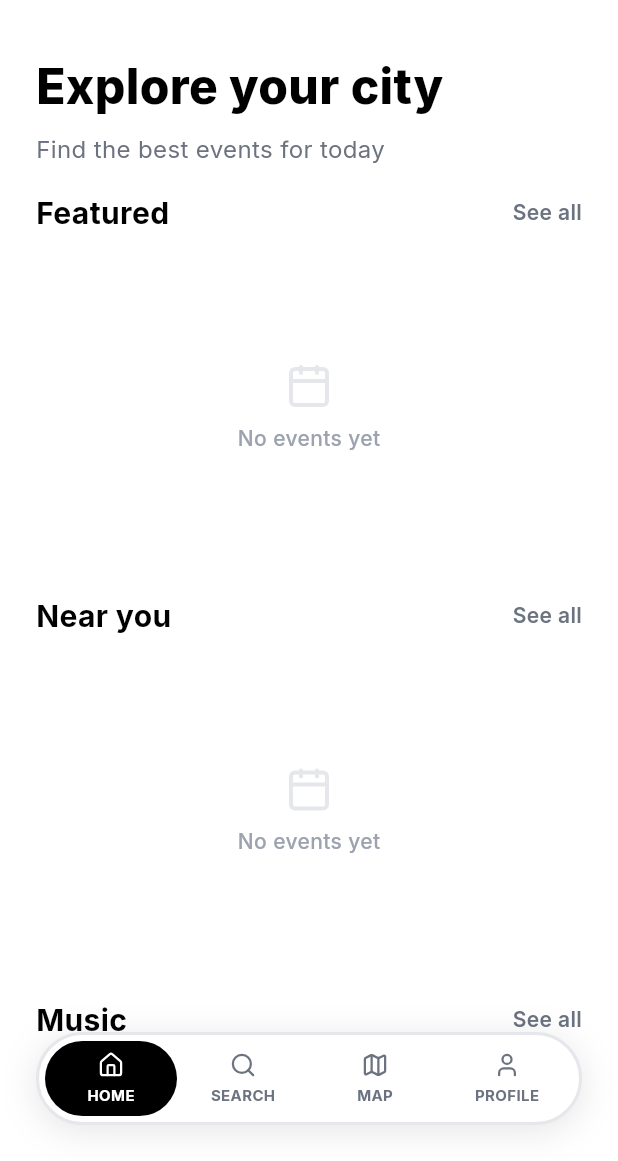
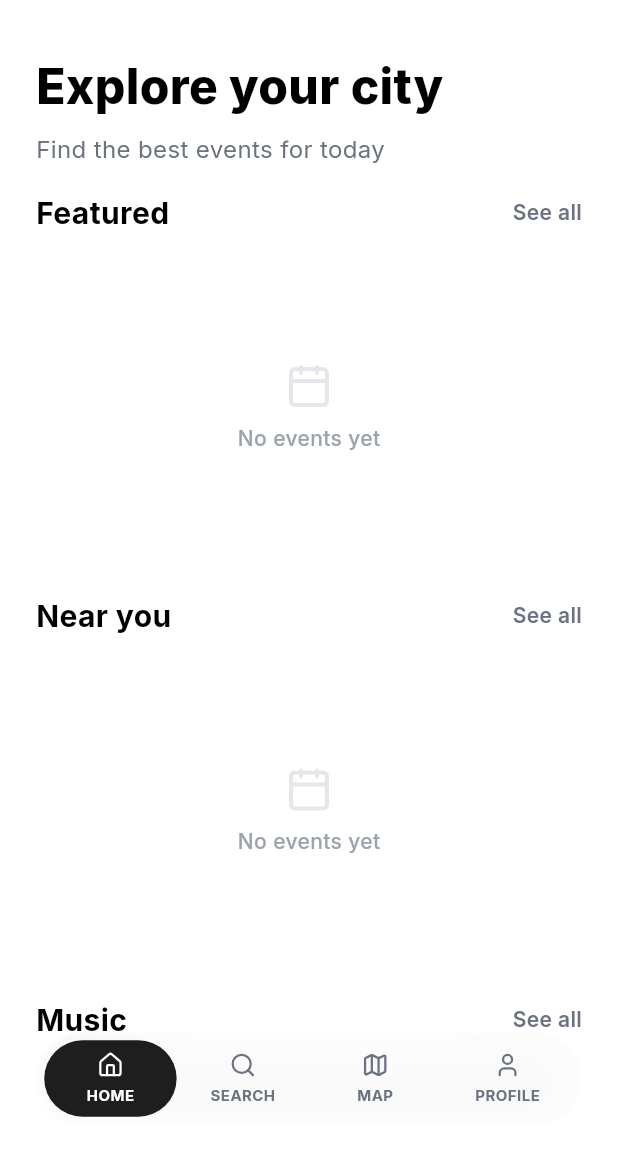
Before and after one commit to RogelioZu/fo, a Flutter app: the MainShell screen opened by its route, on a phone screen of 412 x 824 dp, the part 75-1236 px from its top. Run offline on Flutter 3.47's test engine with Material 3 defaults, Android fonts, the phone set to English and light mode, and no system bars; our stand-ins replace cached_network_image, equatable, flutter_dotenv, flutter_riverpod, geocoding, geolocator and 8 more; accounts and stored records are empty.

Commit message:
glass effect added

```diff
--- a/lib/features/home/presentation/widgets/nav_pill.dart
+++ b/lib/features/home/presentation/widgets/nav_pill.dart
@@ -1,11 +1,13 @@
+import 'dart:ui';
+
 import 'package:flutter/material.dart';
 import 'package:flutter/services.dart';
 import 'package:lucide_icons/lucide_icons.dart';
 
 import '../../../../core/theme/app_colors.dart';
 
-/// Barra de navegación flotante tipo pill de Finding Out.
-/// Tres tabs: Home, Search, Profile. El tab activo se pinta negro.
+/// Barra de navegación flotante tipo pill con efecto glassmorphism.
+/// Blur de fondo + tinte translúcido + borde sutil brillante.
 class NavPill extends StatelessWidget {
   const NavPill({
     super.key,
@@ -27,17 +29,26 @@ class NavPill extends StatelessWidget {
   Widget build(BuildContext context) {
     return Container(
       padding: const EdgeInsets.fromLTRB(24, 12, 24, 24),
+      child: ClipRRect(
+        borderRadius: BorderRadius.circular(31),
+        child: BackdropFilter(
+          filter: ImageFilter.blur(sigmaX: 24, sigmaY: 24),
           child: Container(
             height: 62,
             decoration: BoxDecoration(
-          color: AppColors.white,
+              // Tinte blanco translúcido (el blur se ve a través)
+              color: AppColors.white.withValues(alpha: 0.72),
               borderRadius: BorderRadius.circular(31),
-          border: Border.all(color: AppColors.gray200, width: 2),
-          boxShadow: const [
+              // Borde sutil brillante para el efecto glass
+              border: Border.all(
+                color: AppColors.white.withValues(alpha: 0.45),
+                width: 1.5,
+              ),
+              boxShadow: [
                 BoxShadow(
-              color: Color(0x1A000000),
-              offset: Offset(0, 4),
-              blurRadius: 20,
+                  color: AppColors.black.withValues(alpha: 0.08),
+                  offset: const Offset(0, 8),
+                  blurRadius: 32,
                 ),
               ],
             ),
@@ -56,7 +67,9 @@ class NavPill extends StatelessWidget {
                       duration: const Duration(milliseconds: 200),
                       curve: Curves.easeInOut,
                       decoration: BoxDecoration(
-                    color: isActive ? AppColors.black : Colors.transparent,
+                        color: isActive
+                            ? AppColors.black.withValues(alpha: 0.88)
+                            : Colors.transparent,
                         borderRadius: BorderRadius.circular(27),
                       ),
                       child: Column(
@@ -65,7 +78,9 @@ class NavPill extends StatelessWidget {
                           Icon(
                             tab.icon,
                             size: 18,
-                        color: isActive ? AppColors.white : AppColors.gray500,
+                            color: isActive
+                                ? AppColors.white
+                                : AppColors.gray500,
                           ),
                           const SizedBox(height: 4),
                           Text(
@@ -74,8 +89,10 @@ class NavPill extends StatelessWidget {
                               fontFamily: 'Inter',
                               fontSize: 10,
                               fontWeight: FontWeight.w700,
-                          color:
-                              isActive ? AppColors.white : AppColors.gray500,
+                              letterSpacing: 0.3,
+                              color: isActive
+                                  ? AppColors.white
+                                  : AppColors.gray500,
                             ),
                           ),
                         ],
@@ -84,6 +101,8 @@ class NavPill extends StatelessWidget {
                   ),
                 );
               }),
+            ),
+          ),
         ),
       ),
     );
```
Lines whose indentation alone changed are shown as unchanged.
